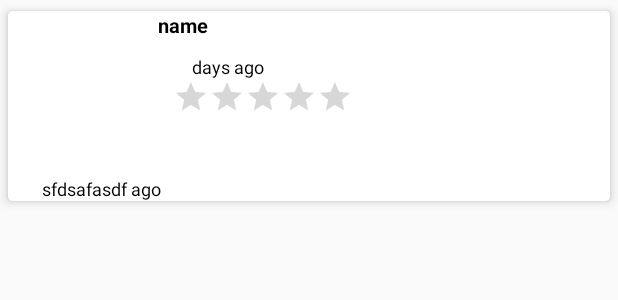
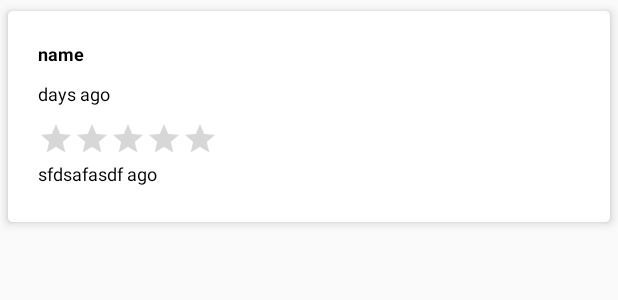
Before and after one commit to namrata8092/capstone_stage_2, an Android app: the layout review_list_row.xml on its own in the app's theme, with its tools: preview values and no code run, on a phone screen of 412 x 824 dp. Shown: the top 300 px of the screen. Run offline under Robolectric (Android 15) with nearby library versions, the phone set to English and light mode, and no system bars.

Commit message:
updated review ui

```diff
--- a/app/src/main/res/layout-land/review_list_row.xml
+++ /dev/null
@@ -1,56 +0,0 @@
-<?xml version="1.0" encoding="utf-8"?>
-<android.support.v7.widget.CardView xmlns:android="http://schemas.android.com/apk/res/android"
-    xmlns:app="http://schemas.android.com/apk/res-auto"
-    xmlns:tools="http://schemas.android.com/tools"
-    android:layout_width="match_parent"
-    android:layout_height="wrap_content"
-    app:cardCornerRadius="3dp"
-    app:cardElevation="4dp"
-    app:cardUseCompatPadding="true">
-
-    <RelativeLayout xmlns:tools="http://schemas.android.com/tools"
-        android:layout_width="match_parent"
-        android:layout_height="match_parent">
-
-        <ImageView
-            android:id="@+id/reviewerPhoto"
-            android:layout_width="100dp"
-            android:layout_height="100dp"
-            android:layout_alignParentLeft="true"
-            android:layout_alignParentTop="true" />
-
-        <LinearLayout
-            android:layout_width="match_parent"
-            android:layout_height="wrap_content"
-            android:layout_alignParentTop="true"
-            android:layout_toRightOf="@+id/reviewerPhoto"
-            android:gravity="center_vertical"
-            android:orientation="vertical">
-
-            <TextView
-                android:id="@+id/reviewerName"
-                style="@style/detail_address"
-                android:gravity="left|start"
-                tools:text="name" />
-
-            <RatingBar
-                android:id="@+id/result_rating"
-                style="@style/search_rating" />
-
-            <TextView
-                android:id="@+id/reviewerText"
-                style="@style/timing_text"
-                android:gravity="left|start"
-                tools:text=" days ago" />
-        </LinearLayout>
-
-        <TextView
-            android:id="@+id/reviewerTimeline"
-            style="@style/timing_text"
-            android:layout_below="@+id/reviewerPhoto"
-            android:gravity="left|start"
-            tools:text=" sfdsafasdf ago" />
-
-
-    </RelativeLayout>
-</android.support.v7.widget.CardView>
--- a/app/src/main/res/layout/review_list_row.xml
+++ b/app/src/main/res/layout/review_list_row.xml
@@ -14,34 +14,42 @@
 
         <ImageView
             android:id="@+id/reviewerPhoto"
-            android:layout_width="100dp"
-            android:layout_height="100dp"
-            android:layout_alignParentLeft="true"
-            android:layout_alignParentTop="true" />
+            android:layout_width="70dp"
+            android:layout_height="70dp"
+            android:layout_alignParentRight="true"
+            android:layout_alignParentTop="true"
+            android:layout_marginTop="10dp"/>
 
         <LinearLayout
             android:layout_width="match_parent"
             android:layout_height="wrap_content"
             android:layout_alignParentTop="true"
-            android:layout_toRightOf="@+id/reviewerPhoto"
-            android:gravity="center_vertical"
+            android:layout_alignParentLeft="true"
+            android:layout_marginTop="10dp"
+            android:gravity="left|start"
             android:orientation="vertical">
 
             <TextView
                 android:id="@+id/reviewerName"
-                style="@style/detail_address"
+                style="@style/timing_text"
                 android:gravity="left|start"
-                tools:text="name" />
+                tools:text="name"
+                android:textStyle="bold"/>
 
             <TextView
                 android:id="@+id/reviewerTimeline"
                 style="@style/timing_text"
                 android:gravity="left|start"
-                tools:text=" days ago" />
+                tools:text="days ago" />
 
             <RatingBar
                 android:id="@+id/reviewer_rating"
-                style="@style/search_rating" />
+                style="@style/search_rating"
+                android:layout_marginTop="10dp"
+                android:layout_marginBottom="10dp"
+                android:layout_marginLeft="20dp"
+                android:layout_gravity="left|start"/>
+
         </LinearLayout>
 
         <TextView
@@ -49,6 +57,8 @@
             style="@style/timing_text"
             android:layout_below="@+id/reviewerPhoto"
             android:gravity="left|start"
-            tools:text=" sfdsafasdf ago" />
+            tools:text="sfdsafasdf ago"
+            android:layout_marginTop="20dp"
+            android:layout_marginBottom="10dp"/>
     </RelativeLayout>
 </android.support.v7.widget.CardView>
```
